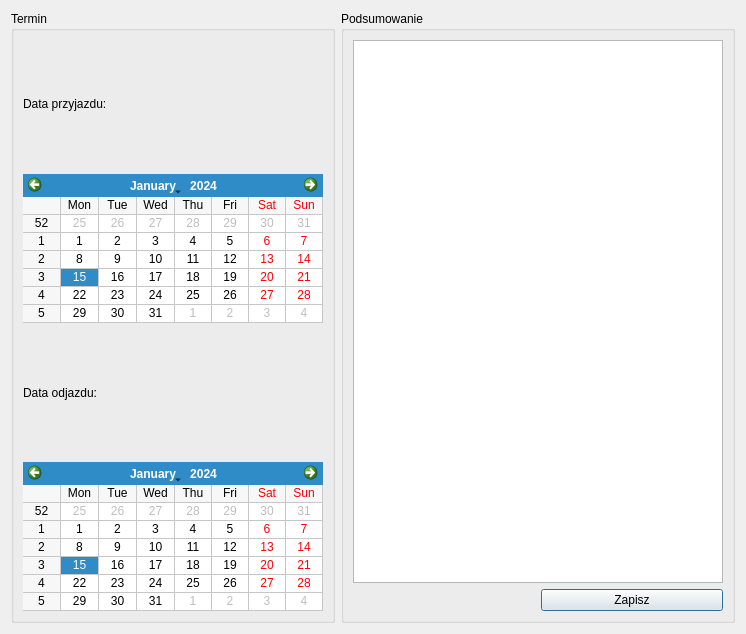
Old version of the form src/ui/NewReservation/NewSingleDialog.ui in the repository Skwara/HoteleADC.
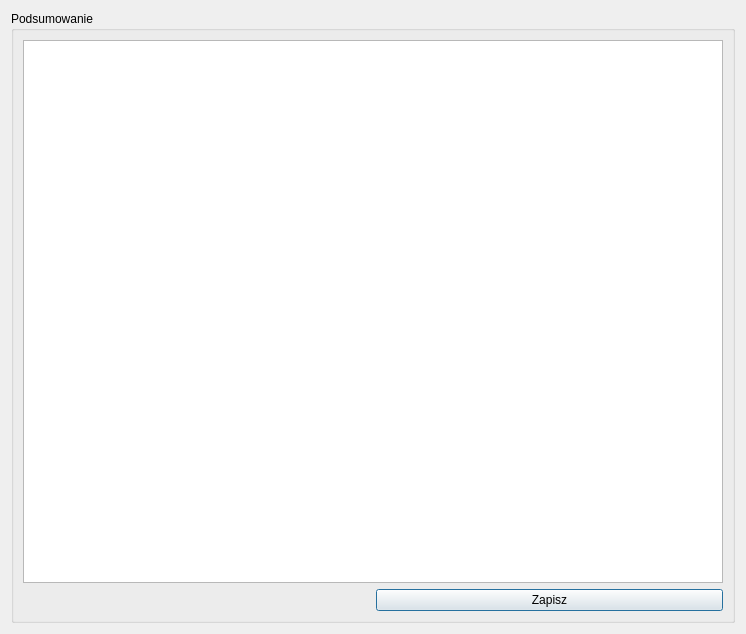
New version of the form.

Commit message: Change DateHandler to SingleDateGroupBox

Patch:
```diff
--- a/src/ui/NewReservation/NewSingleDialog.ui
+++ b/src/ui/NewReservation/NewSingleDialog.ui
@@ -28,97 +28,6 @@
    </item>
    <item>
     <layout class="QHBoxLayout" name="horizontalLayout_2">
-     <item>
-      <widget class="QGroupBox" name="dateGroupBox">
-       <property name="sizePolicy">
-        <sizepolicy hsizetype="Maximum" vsizetype="Preferred">
-         <horstretch>0</horstretch>
-         <verstretch>0</verstretch>
-        </sizepolicy>
-       </property>
-       <property name="minimumSize">
-        <size>
-         <width>0</width>
-         <height>0</height>
-        </size>
-       </property>
-       <property name="maximumSize">
-        <size>
-         <width>16777215</width>
-         <height>16777215</height>
-        </size>
-       </property>
-       <property name="title">
-        <string>Termin</string>
-       </property>
-       <layout class="QVBoxLayout" name="verticalLayout_4">
-        <item>
-         <widget class="QLabel" name="beginLabel">
-          <property name="text">
-           <string>Data przyjazdu:</string>
-          </property>
-         </widget>
-        </item>
-        <item>
-         <widget class="QCalendarWidget" name="beginCalendarWidget">
-          <property name="sizePolicy">
-           <sizepolicy hsizetype="Preferred" vsizetype="Fixed">
-            <horstretch>0</horstretch>
-            <verstretch>0</verstretch>
-           </sizepolicy>
-          </property>
-          <property name="minimumSize">
-           <size>
-            <width>300</width>
-            <height>0</height>
-           </size>
-          </property>
-          <property name="maximumSize">
-           <size>
-            <width>300</width>
-            <height>16777215</height>
-           </size>
-          </property>
-          <property name="gridVisible">
-           <bool>true</bool>
-          </property>
-         </widget>
-        </item>
-        <item>
-         <widget class="QLabel" name="endLabel">
-          <property name="text">
-           <string>Data odjazdu:</string>
-          </property>
-         </widget>
-        </item>
-        <item>
-         <widget class="QCalendarWidget" name="endCalendarWidget">
-          <property name="sizePolicy">
-           <sizepolicy hsizetype="Preferred" vsizetype="Fixed">
-            <horstretch>0</horstretch>
-            <verstretch>0</verstretch>
-           </sizepolicy>
-          </property>
-          <property name="minimumSize">
-           <size>
-            <width>300</width>
-            <height>0</height>
-           </size>
-          </property>
-          <property name="maximumSize">
-           <size>
-            <width>300</width>
-            <height>16777215</height>
-           </size>
-          </property>
-          <property name="gridVisible">
-           <bool>true</bool>
-          </property>
-         </widget>
-        </item>
-       </layout>
-      </widget>
-     </item>
      <item>
       <widget class="QGroupBox" name="summaryGroupBox">
        <property name="sizePolicy">
```
Left out of the diff: 2 changed lines with no effect on the pictures. The commit also changes 7 other files.
